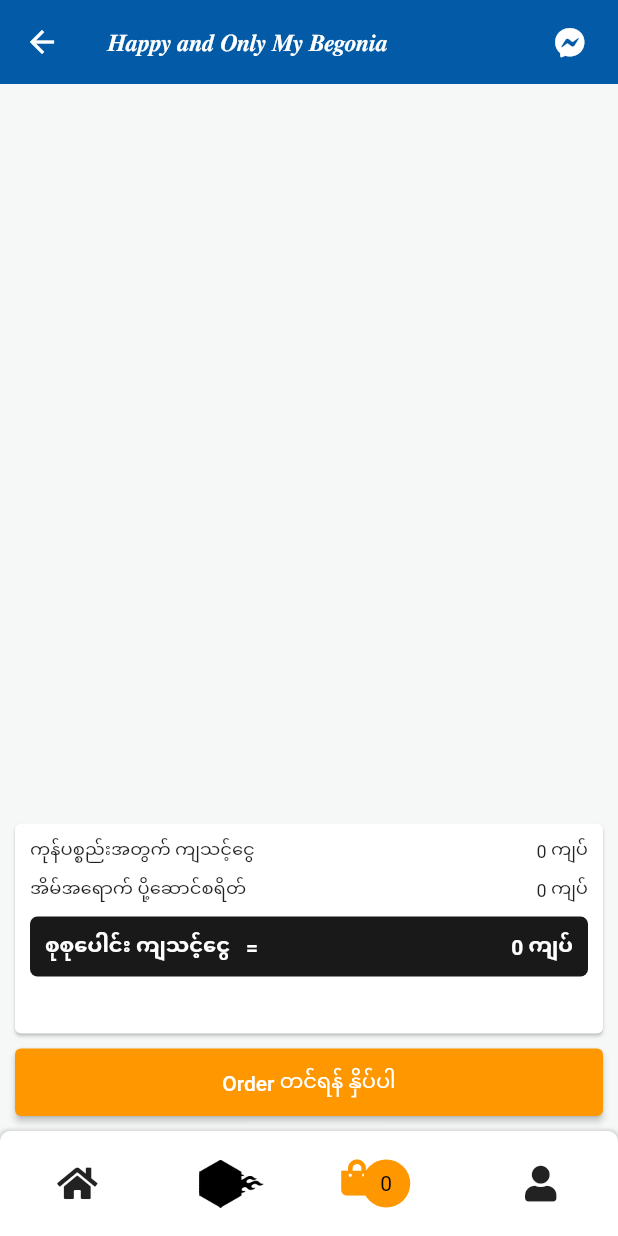
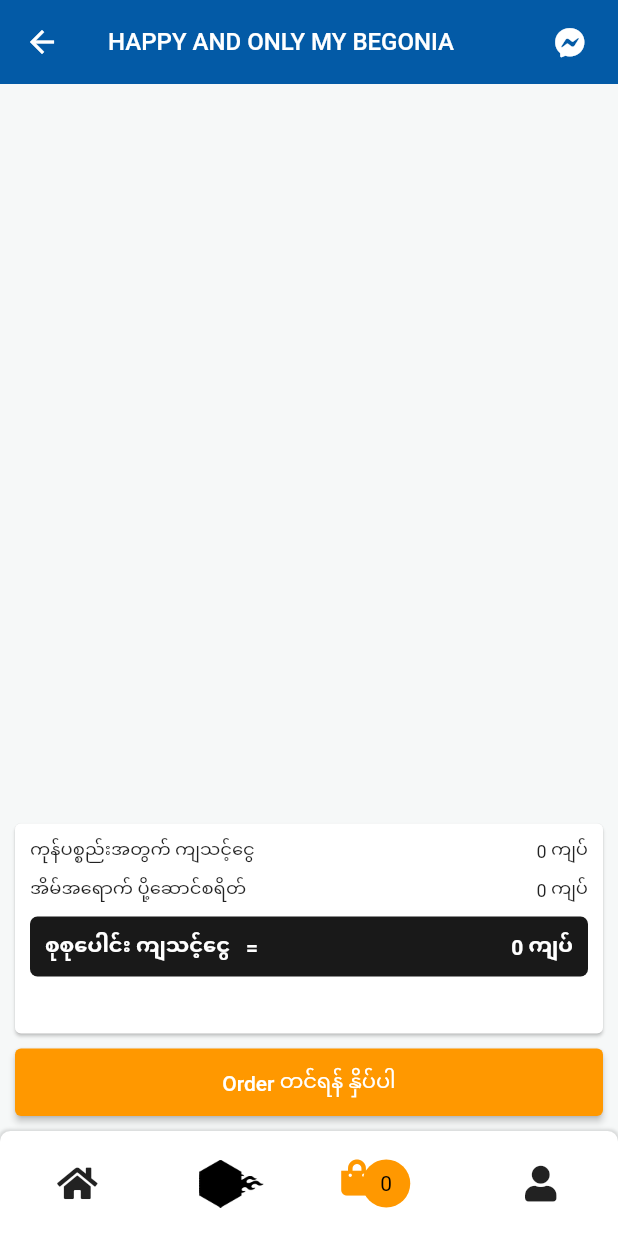
Before and after one commit to begoniamyanmar/begonia-admin, a Flutter app: the HomeScreen screen opened by its route, item 3 of the bottom bar chosen, on a phone screen of 412 x 824 dp. Run offline on Flutter 3.47's test engine with Material 2 defaults, Android fonts, the light colour scheme and no system bars; our stand-ins replace cached_network_image, cloud_firestore, dio, firebase_auth, firebase_core, firebase_messaging and 5 more; accounts and stored records are empty.

Commit message:
begonia update UI for Web

```diff
--- a/lib/screen/home_screen.dart
+++ b/lib/screen/home_screen.dart
@@ -30,7 +30,7 @@ class HomeScreen extends StatelessWidget {
     return Scaffold(
       backgroundColor: scaffoldBackground,
       appBar: AppBar(
-        title: const Text("𝑯𝒂𝒑𝒑𝒚 𝒂𝒏𝒅 𝑶𝒏𝒍𝒚 𝑴𝒚 𝑩𝒆𝒈𝒐𝒏𝒊𝒂", style: TextStyle(color: Colors.white, fontSize: 16),),
+        title: const Text("HAPPY AND ONLY MY BEGONIA", style: TextStyle(color: Colors.white, fontSize: 16),),
         backgroundColor: kPrimaryColor,
         elevation: 0,
         // centerTitle: true,
```
